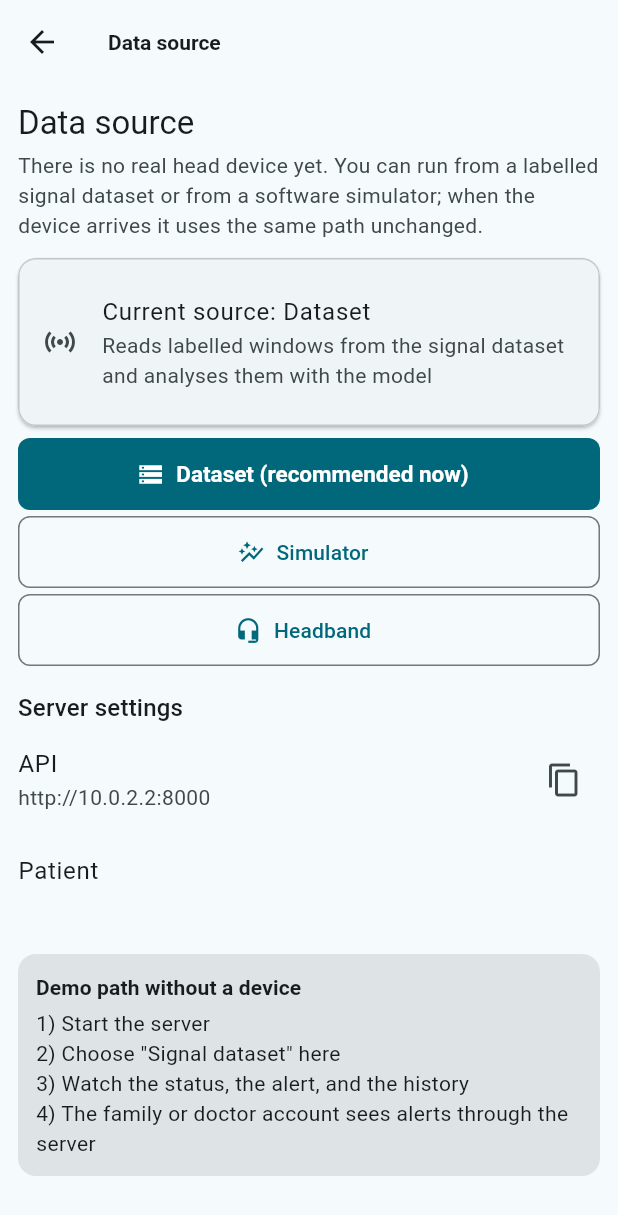
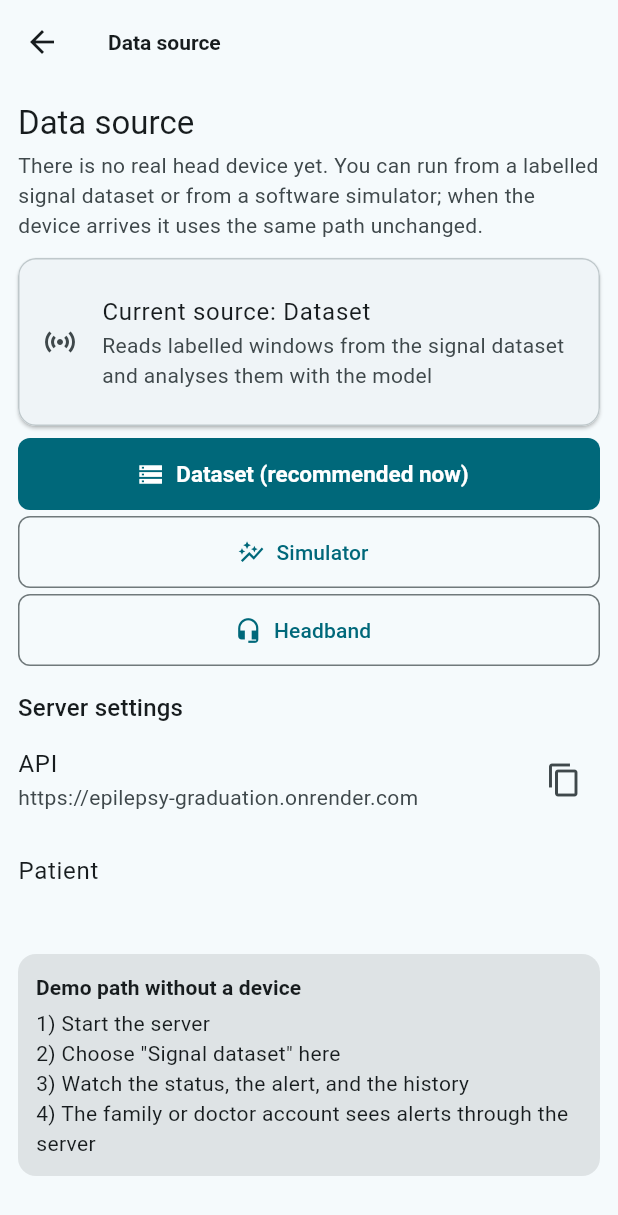
Before and after one commit to fonmas38-svg/epilepsy_graduation, a Flutter app: the DeviceLinkScreen screen opened directly, after a tap on an icon or button, on a phone screen of 412 x 824 dp. Shown: the top 1215 px of the screen. Run offline on Flutter 3.47's test engine with Material 3 defaults, Android fonts, the phone set to English and light mode, and no system bars; our stand-ins replace connectivity_plus, csv, firebase_core, firebase_messaging, fl_chart, flutter_secure_storage and 7 more; missing offline and left inert: excel; accounts and stored records are empty; network calls fail.

Commit message:
feat: configure mobile app to connect to live Render cloud backend by default

```diff
--- a/mobile/lib/core/config.dart
+++ b/mobile/lib/core/config.dart
@@ -3,17 +3,15 @@ import 'dart:io' show Platform;
 import 'package:flutter/foundation.dart' show kIsWeb;
 
 class AppConfig {
-  /// Base URL of the analysis backend, resolved per platform:
-  ///   * Android emulator  -> 10.0.2.2 (the host loopback bridge)
-  ///   * Windows / desktop -> 127.0.0.1 (the app and server share the machine)
-  ///   * anything else     -> 127.0.0.1
-  /// Override for a physical device on the LAN with:
-  ///   flutter run --dart-define=API_BASE_URL=http://192.168.1.20:8000
+  static const cloudProductionUrl = 'https://epilepsy-graduation.onrender.com';
+
+  /// Base URL of the analysis backend. Defaults to the live cloud backend.
+  /// Override for local development with:
+  ///   flutter run --dart-define=API_BASE_URL=http://10.0.2.2:8000
   static String get apiBaseUrl {
     const override = String.fromEnvironment('API_BASE_URL');
     if (override.isNotEmpty) return override;
-    if (!kIsWeb && Platform.isAndroid) return 'http://10.0.2.2:8000';
-    return 'http://127.0.0.1:8000';
+    return cloudProductionUrl;
   }
 
   /// Demo mode works fully offline without a real Firebase project.
```
